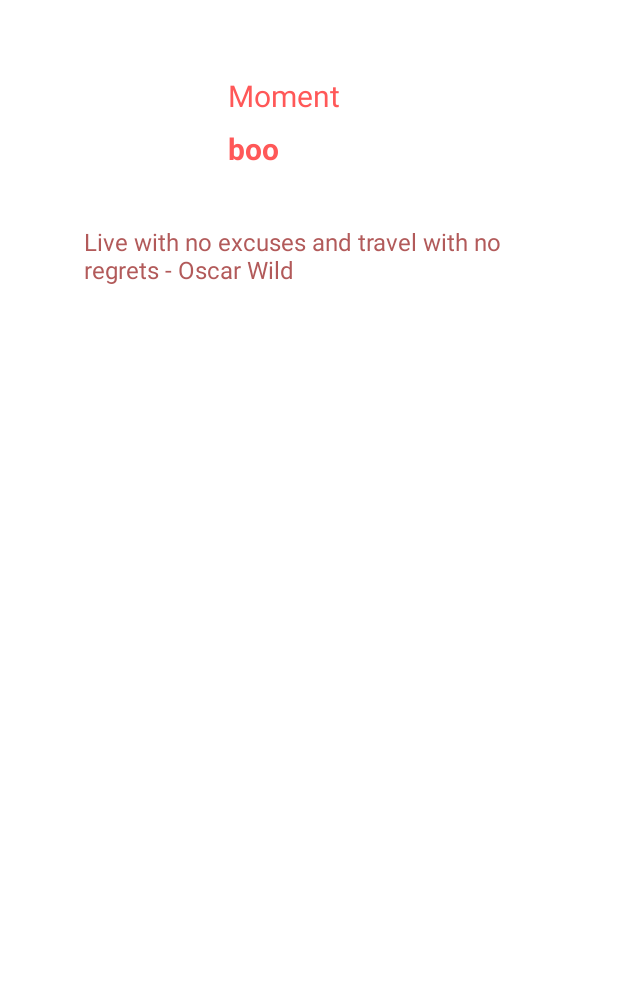
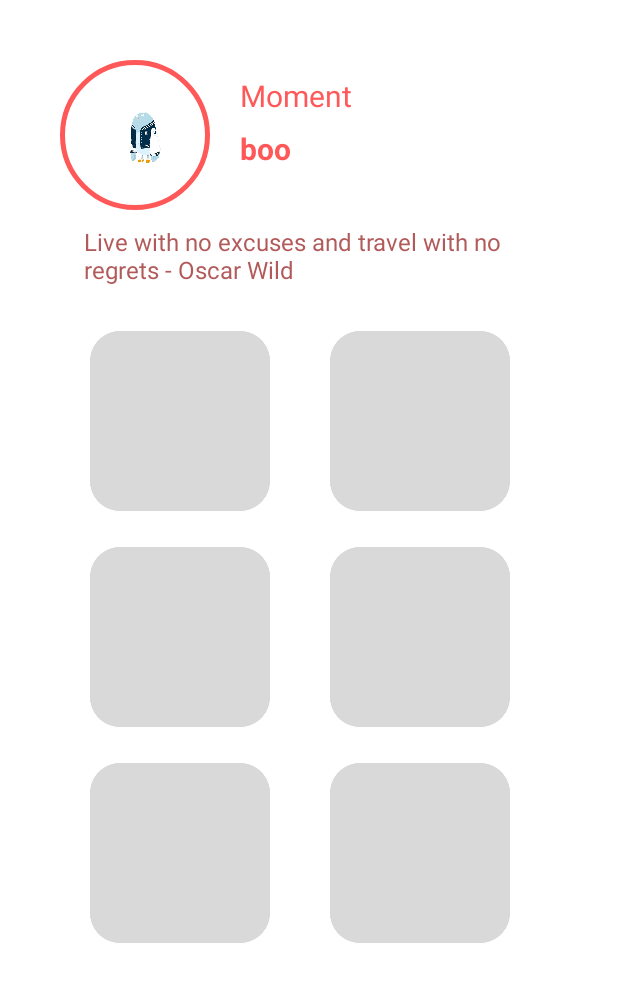
Before and after one commit to KimJinWoo-coder/Moment, an Android app: the RecordlistActivity screen opened directly, with no data from a screen before it, on a phone screen of 412 x 824 dp. Shown: the top 982 px of the screen. Run offline under Robolectric (Android 15) with nearby library versions, the phone set to English and light mode, and no system bars.

Commit message:
add sample image

```diff
--- /dev/null
+++ b/app/src/main/res/drawable-v24/photo_frame.xml
@@ -0,0 +1,9 @@
+<?xml version="1.0" encoding="utf-8"?>
+
+<shape xmlns:android="http://schemas.android.com/apk/res/android" >
+    <stroke android:width="5px" android:color="#FF5858" />
+    <corners
+        android:radius="50dp"/>
+    <padding android:left="42px" android:top="42px"
+        android:right="42px" android:bottom="42px" />
+</shape>
--- a/app/src/main/res/layout/activity_recordlist.xml
+++ b/app/src/main/res/layout/activity_recordlist.xml
@@ -4,13 +4,20 @@
     xmlns:tools="http://schemas.android.com/tools"
     android:layout_width="match_parent" android:layout_height="match_parent">
 
+    <ImageView
+        android:layout_width="100dp"
+        android:layout_height="100dp"
+        android:layout_marginTop="40dp"
+        android:layout_marginLeft="40dp"
+        android:background="@drawable/photo_frame"
+        android:src="@drawable/sample_profile"
+        />
+
     <TextView
         android:id="@+id/momentbar"
         android:layout_width="wrap_content"
         android:layout_height="wrap_content"
-        android:layout_alignParentTop="true"
-        android:layout_marginStart="152dp"
-        android:layout_marginLeft="152dp"
+        android:layout_marginLeft="160dp"
         android:layout_marginTop="50dp"
         android:text="Moment"
         android:textColor="#FF5858"
@@ -21,8 +28,7 @@
         android:layout_width="wrap_content"
         android:layout_height="wrap_content"
         android:layout_below="@+id/momentbar"
-        android:layout_marginStart="152dp"
-        android:layout_marginLeft="152dp"
+        android:layout_alignLeft="@+id/momentbar"
         android:layout_marginTop="8dp"
         android:text="boo"
         android:textColor="#FF5858"
@@ -39,4 +45,62 @@
         android:textColor="#B25A5A"
         android:textSize="16sp" />
 
+    <ImageView
+        android:id="@+id/image1"
+        android:layout_width="120dp"
+        android:layout_height="120dp"
+        android:layout_below="@+id/memo"
+        android:layout_marginTop="30dp"
+        android:layout_marginLeft="60dp"
+        android:src="@drawable/sample" />
+
+    <ImageView
+        android:id="@+id/image2"
+        android:layout_width="120dp"
+        android:layout_height="120dp"
+        android:layout_below="@+id/image1"
+        android:layout_alignLeft="@+id/image1"
+        android:layout_marginTop="24dp"
+        android:src="@drawable/sample" />
+
+    <ImageView
+        android:id="@+id/image3"
+        android:layout_width="120dp"
+        android:layout_height="120dp"
+        android:layout_below="@+id/image2"
+        android:layout_alignLeft="@+id/image1"
+        android:layout_marginTop="24dp"
+        android:src="@drawable/sample" />
+
+    <ImageView
+        android:id="@+id/image4"
+        android:layout_width="120dp"
+        android:layout_height="120dp"
+        android:layout_below="@+id/memo"
+        android:layout_marginStart="40dp"
+        android:layout_marginLeft="0dp"
+        android:layout_marginTop="30dp"
+        android:layout_toEndOf="@+id/image1"
+        android:layout_toRightOf="@+id/image1"
+        android:src="@drawable/sample" />
+
+    <ImageView
+        android:id="@+id/image5"
+        android:layout_width="120dp"
+        android:layout_height="120dp"
+        android:layout_below="@+id/image4"
+        android:layout_alignLeft="@+id/image4"
+        android:layout_marginTop="24dp"
+        android:src="@drawable/sample" />
+
+    <ImageView
+        android:id="@+id/image6"
+        android:layout_width="120dp"
+        android:layout_height="120dp"
+        android:layout_below="@+id/image5"
+        android:layout_alignLeft="@+id/image4"
+        android:layout_marginTop="24dp"
+        android:src="@drawable/sample" />
+
+
 </RelativeLayout>
```
Also changed, not shown: app/src/main/res/drawable/sample.jpg (added), app/src/main/res/drawable/sample_profile.jpg (added).
